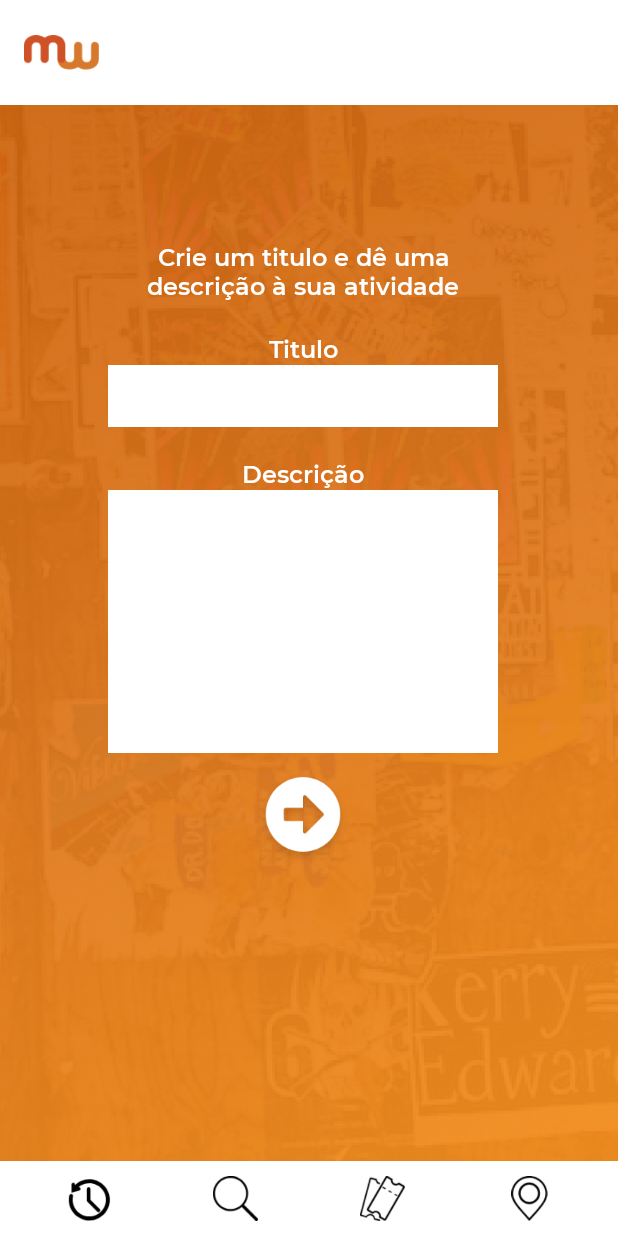
After one commit to rafael-alencar29/Aplicativo_Mural, an Android app: the CadastroEvento2 screen opened directly, with no data from a screen before it, on a phone screen of 412 x 824 dp. The commit adds this screen. Run offline under Robolectric (Android 15) with nearby library versions, the phone set to English and light mode, and no system bars.

Commit message:
Primeiras telas do cadastro de evento

```diff
--- a/app/src/main/AndroidManifest.xml
+++ b/app/src/main/AndroidManifest.xml
@@ -9,7 +9,9 @@
         android:roundIcon="@mipmap/ic_launcher_round"
         android:supportsRtl="true"
         android:theme="@style/AppTheme">
-        <activity android:name=".Introducao2"></activity>
+        <activity android:name=".CadastroEvento2"></activity>
+        <activity android:name=".CadastroEvento1" />
+        <activity android:name=".Introducao2" />
         <activity android:name=".Introducao">
             <intent-filter>
                 <action android:name="android.intent.action.MAIN" />
--- /dev/null
+++ b/app/src/main/java/com/example/aplicativomural/CadastroEvento2.java
@@ -0,0 +1,14 @@
+package com.example.aplicativomural;
+
+import androidx.appcompat.app.AppCompatActivity;
+
+import android.os.Bundle;
+
+public class CadastroEvento2 extends AppCompatActivity {
+
+    @Override
+    protected void onCreate(Bundle savedInstanceState) {
+        super.onCreate(savedInstanceState);
+        setContentView(R.layout.activity_cadastro_evento2);
+    }
+}
--- /dev/null
+++ b/app/src/main/res/layout/activity_cadastro_evento2.xml
@@ -0,0 +1,132 @@
+<?xml version="1.0" encoding="utf-8"?>
+<androidx.constraintlayout.widget.ConstraintLayout xmlns:android="http://schemas.android.com/apk/res/android"
+    xmlns:tools="http://schemas.android.com/tools"
+    android:layout_width="match_parent"
+    android:layout_height="match_parent"
+    xmlns:app="http://schemas.android.com/apk/res-auto"
+    tools:context=".CadastroEvento2"
+    android:background="@drawable/intro">
+    <RelativeLayout
+        android:orientation="vertical"
+        android:gravity="center_horizontal"
+        android:layout_height="fill_parent"
+        android:layout_width="fill_parent"
+        tools:ignore="MissingConstraints">
+
+        <LinearLayout
+            android:layout_width="fill_parent"
+            android:layout_height="wrap_content"
+            android:id="@+id/cabecalho"
+            android:orientation="horizontal">
+            <androidx.appcompat.widget.Toolbar
+                android:id="@+id/toolbar"
+                android:layout_width="match_parent"
+                android:layout_height="70dp"
+                android:background="#FFFFFFFF"
+                android:minHeight="?attr/actionBarSize"
+                android:theme="?attr/actionBarTheme">
+                <ImageView
+                    android:layout_width="50dp"
+                    android:layout_height="50dp"
+                    android:layout_marginLeft="4dp"
+                    app:srcCompat="@drawable/logo"/>
+            </androidx.appcompat.widget.Toolbar>
+        </LinearLayout>
+        <LinearLayout
+            android:layout_width="match_parent"
+            android:layout_height="match_parent"
+            android:orientation="vertical">
+            <androidx.appcompat.widget.Toolbar
+                android:id="@+id/toolbar2"
+                android:layout_width="300dp"
+                android:layout_height="420dp"
+                android:layout_gravity="center"
+                android:layout_marginTop="160dp">
+                <LinearLayout
+                    android:layout_width="260dp"
+                    android:layout_height="420dp"
+                    android:orientation="vertical">
+
+                    <TextView
+                        android:layout_width="match_parent"
+                        android:layout_height="wrap_content"
+                        android:fontFamily="@font/montserratsemibold"
+                        android:text="Crie um titulo e dê uma descrição à sua atividade"
+                        android:textAlignment="center"
+                        android:textColor="#FFFFFF"
+                        android:textSize="16dp" />
+                    <TextView
+                        android:layout_width="match_parent"
+                        android:layout_height="wrap_content"
+                        android:fontFamily="@font/montserratsemibold"
+                        android:text="Titulo"
+                        android:textAlignment="center"
+                        android:textColor="#FFFFFF"
+                        android:layout_marginTop="20dp"
+                        android:textSize="16dp" />
+                    <EditText
+                        android:id="@+id/Titulo_evento"
+                        android:layout_width="match_parent"
+                        android:layout_height="41dp"
+                        android:background="#FFFFFF"
+                        android:fontFamily="@font/montserratalternatesmedium"
+                        android:textSize="20dp" />
+                    <TextView
+                        android:layout_width="match_parent"
+                        android:layout_height="wrap_content"
+                        android:fontFamily="@font/montserratsemibold"
+                        android:text="Descrição"
+                        android:textAlignment="center"
+                        android:textColor="#FFFFFF"
+                        android:layout_marginTop="20dp"
+                        android:textSize="16dp" />
+                    <EditText
+                        android:id="@+id/Descricao_evento"
+                        android:layout_width="match_parent"
+                        android:layout_height="175dp"
+                        android:background="#FFFFFF"
+                        android:fontFamily="@font/montserratalternatesmedium"
+                        android:textSize="20dp" />
+                    <ImageView
+                        android:layout_width="match_parent"
+                        android:layout_height="match_parent"
+                        app:srcCompat="@drawable/arrowaltcirclerightsolid"
+                        android:layout_marginTop="10dp"/>
+                </LinearLayout>
+
+            </androidx.appcompat.widget.Toolbar>
+        </LinearLayout>
+        <LinearLayout
+            android:layout_width="fill_parent"
+            android:layout_alignParentBottom="true"
+            android:gravity="center_vertical"
+            android:layout_height="50dp"
+            android:id="@+id/rodape"
+            android:background="#FFFFFF"
+            android:padding="10dp"
+            android:orientation="horizontal">
+            <ImageView
+                android:layout_width="30dp"
+                android:layout_height="40dp"
+                app:srcCompat="@drawable/atgrosso"
+                android:layout_weight="1"/>
+            <ImageView
+                android:layout_width="30dp"
+                android:layout_height="30dp"
+                app:srcCompat="@drawable/pesfino"
+                android:layout_weight="1"/>
+            <ImageView
+                android:layout_width="30dp"
+                android:layout_height="30dp"
+                app:srcCompat="@drawable/tifino"
+                android:layout_weight="1"/>
+            <ImageView
+                android:layout_width="30dp"
+                android:layout_height="30dp"
+                app:srcCompat="@drawable/gpfino"
+                android:layout_weight="1"/>
+        </LinearLayout>
+
+    </RelativeLayout>
+
+</androidx.constraintlayout.widget.ConstraintLayout>
```
Also changed, not shown: app/src/main/java/com/example/aplicativomural/CadastroEvento1.java (added, +27 -0 lines), app/src/main/java/com/example/aplicativomural/MainActivity.java (+10 -2 lines), app/src/main/res/layout/activity_cadastro_evento1.xml (added, +112 -0 lines), app/src/main/res/drawable-v24/arrowaltcirclerightsolid.png (added), app/src/main/res/drawable-v24/atgrosso.png (added), app/src/main/res/drawable-v24/checkcirclesolid.png (added), app/src/main/res/drawable-v24/gpfino.png (added), app/src/main/res/drawable-v24/pesfino.png (added), app/src/main/res/drawable-v24/tifino.png (added), app/src/main/res/drawable-v24/timescirclesolid.png (added).
